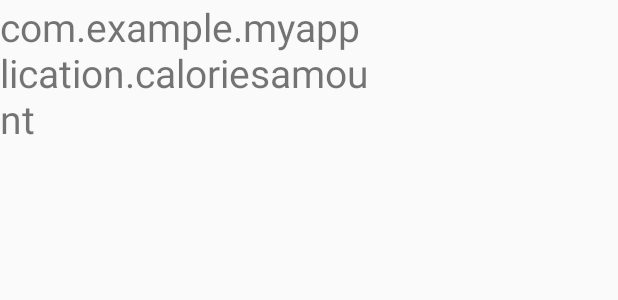
After one commit to mikePl2/macroChecker, an Android app: the layout activity_archive_of_calories.xml on its own in the app's theme, with its tools: preview values and no code run, on a phone screen of 412 x 824 dp. The commit adds this screen. Shown: the top 300 px of the screen. Run offline under Robolectric (Android 15) with nearby library versions, the phone set to English and light mode, and no system bars.

Commit message:
Add new activity with archive with daily value of current calories  On branch archive-of-daily-calories  Changes to be committed: 	modified:   app/src/main/AndroidManifest.xml 	new file:   app/src/main/java/com/example/myapplication/ArchiveOfCaloriesActivity.java 	modified:   app/src/main/java/com/example/myapplication/CaloriesActivity.java 	modified:   app/src/main/java/com/example/myapplication/MainActivity.java 	new file:   app/src/main/res/layout/activity_archive_of_calories.xml 	modified:   app/src/main/res/layout/activity_main.xml 	modified:   app/src/main/res/values/strings.xml

```diff
--- a/app/src/main/AndroidManifest.xml
+++ b/app/src/main/AndroidManifest.xml
@@ -11,7 +11,8 @@
         android:roundIcon="@mipmap/ic_launcher_round"
         android:supportsRtl="true"
         android:theme="@style/AppTheme">
-        <activity android:name=".MealNotificationActivity"></activity>
+        <activity android:name=".ArchiveOfCaloriesActivity"></activity>
+        <activity android:name=".MealNotificationActivity" />
 
         <receiver android:name=".AppWidget">
             <intent-filter>
--- a/app/src/main/java/com/example/myapplication/MainActivity.java
+++ b/app/src/main/java/com/example/myapplication/MainActivity.java
@@ -32,6 +32,10 @@
                 intent = new Intent(MainActivity.this, CoachActivity.class);
                 startActivity(intent);
                 break;
+            case R.id.arvhiveOfCaloriesBtn:
+                intent = new Intent(MainActivity.this, ArchiveOfCaloriesActivity.class);
+                startActivity(intent);
+                break;
         }
 
     }
--- /dev/null
+++ b/app/src/main/res/layout/activity_archive_of_calories.xml
@@ -0,0 +1,17 @@
+<?xml version="1.0" encoding="utf-8"?>
+<androidx.constraintlayout.widget.ConstraintLayout xmlns:android="http://schemas.android.com/apk/res/android"
+    xmlns:app="http://schemas.android.com/apk/res-auto"
+    xmlns:tools="http://schemas.android.com/tools"
+    android:layout_width="match_parent"
+    android:layout_height="match_parent"
+    tools:context=".ArchiveOfCaloriesActivity">
+
+    <TextView
+        android:id="@+id/archiveViewOfCurrentCaloriesTv"
+        android:layout_width="247dp"
+        android:layout_height="98dp"
+        android:text="@string/caloriesAmount"
+        android:textSize="26sp"
+        tools:layout_editor_absoluteX="41dp"
+        tools:layout_editor_absoluteY="47dp" />
+</androidx.constraintlayout.widget.ConstraintLayout>
--- a/app/src/main/res/values/strings.xml
+++ b/app/src/main/res/values/strings.xml
@@ -18,6 +18,7 @@
     <string name="reset_current_calories">Reset</string>
     <string name="caloriesAmount">com.example.myapplication.caloriesamount</string>
     <string name="caloriesLimit">com.example.myapplication.calorieslimit</string>
+    <string name="archiveOfCalories">Archive of Your Calories</string>
 
 
 </resources>
```
Also changed, not shown: app/src/main/java/com/example/myapplication/ArchiveOfCaloriesActivity.java (added, +38 -0 lines), app/src/main/java/com/example/myapplication/CaloriesActivity.java (+12 -6 lines), app/src/main/res/layout/activity_main.xml (+13 -0 lines).
